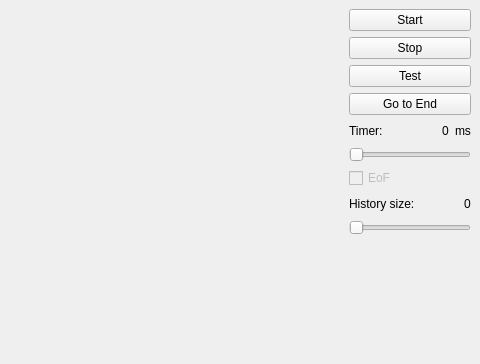
Above: WiSpyMonitorGUI.ui from mchwalisz/smutools before the change; both pictures show x 276 to 756 and y 0 to 364 of the 756 by 573 pixel window. Below: the same form after it.
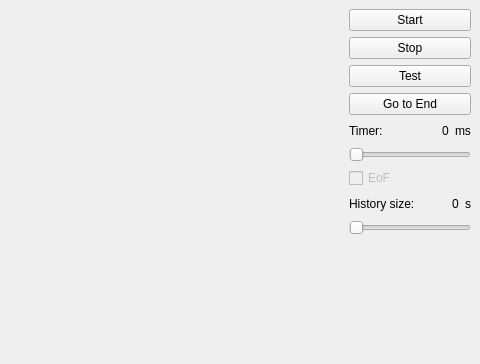
That is the form after the change.

Commit message:
file close support, PlotFileReader.py testing
- added main() to PlotFileReader for testing
- opened file is now closed properly

```diff
--- a/WiSpyMonitorGUI.ui
+++ b/WiSpyMonitorGUI.ui
@@ -241,6 +241,13 @@
           </property>
          </widget>
         </item>
+        <item>
+         <widget class="QLabel" name="label_5">
+          <property name="text">
+           <string>s</string>
+          </property>
+         </widget>
+        </item>
        </layout>
       </item>
       <item>
```
Left out of the diff: 2 changed lines with no effect on the pictures. The commit also changes 2 other files.
